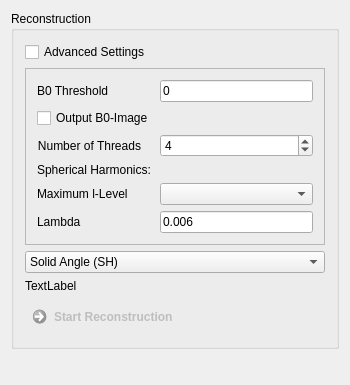
This is Modules/Bundles/org.mitk.gui.qt.diffusionimaging/src/internal/QmitkQBallReconstructionViewControls.ui in MITK/MITK as Qt 5 draws it before an edit. The edited form follows.
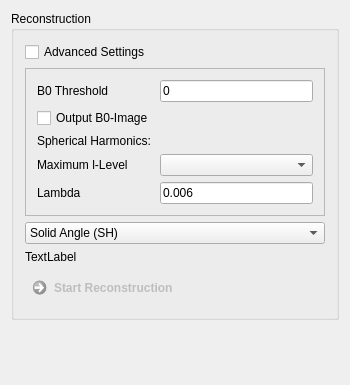
This is the edited form.

Commit message: catching negative dwi image values. ui changes

```diff
--- a/Modules/Bundles/org.mitk.gui.qt.diffusionimaging/src/internal/QmitkQBallReconstructionViewControls.ui
+++ b/Modules/Bundles/org.mitk.gui.qt.diffusionimaging/src/internal/QmitkQBallReconstructionViewControls.ui
@@ -82,32 +82,6 @@
           </widget>
          </item>
          <item row="2" column="0">
-          <widget class="QLabel" name="m_QBallReconstructionNumberThreadsLabel_2">
-           <property name="enabled">
-            <bool>true</bool>
-           </property>
-           <property name="text">
-            <string>Number of Threads</string>
-           </property>
-           <property name="alignment">
-            <set>Qt::AlignRight|Qt::AlignTrailing|Qt::AlignVCenter</set>
-           </property>
-           <property name="wordWrap">
-            <bool>false</bool>
-           </property>
-          </widget>
-         </item>
-         <item row="2" column="1">
-          <widget class="QSpinBox" name="m_QBallReconstructionNumberThreadsSpinbox">
-           <property name="enabled">
-            <bool>true</bool>
-           </property>
-           <property name="value">
-            <number>4</number>
-           </property>
-          </widget>
-         </item>
-         <item row="3" column="0">
           <widget class="QLabel" name="label_2">
            <property name="enabled">
             <bool>true</bool>
@@ -117,7 +91,7 @@
            </property>
           </widget>
          </item>
-         <item row="4" column="0">
+         <item row="3" column="0">
           <widget class="QLabel" name="m_QBallReconstructionMaxLLevelTextLabel_2">
            <property name="enabled">
             <bool>true</bool>
@@ -130,7 +104,7 @@
            </property>
           </widget>
          </item>
-         <item row="4" column="1">
+         <item row="3" column="1">
           <widget class="QComboBox" name="m_QBallReconstructionMaxLLevelComboBox">
            <property name="enabled">
             <bool>true</bool>
@@ -140,7 +114,7 @@
            </property>
           </widget>
          </item>
-         <item row="5" column="0">
+         <item row="4" column="0">
           <widget class="QLabel" name="m_QBallReconstructionLambdaTextLabel_2">
            <property name="enabled">
             <bool>true</bool>
@@ -156,7 +130,7 @@
            </property>
           </widget>
          </item>
-         <item row="5" column="1">
+         <item row="4" column="1">
           <widget class="QLineEdit" name="m_QBallReconstructionLambdaLineEdit">
            <property name="enabled">
             <bool>true</bool>
```
Left out of the diff: 6 changed lines with no effect on the pictures. The commit also changes 8 other files.
